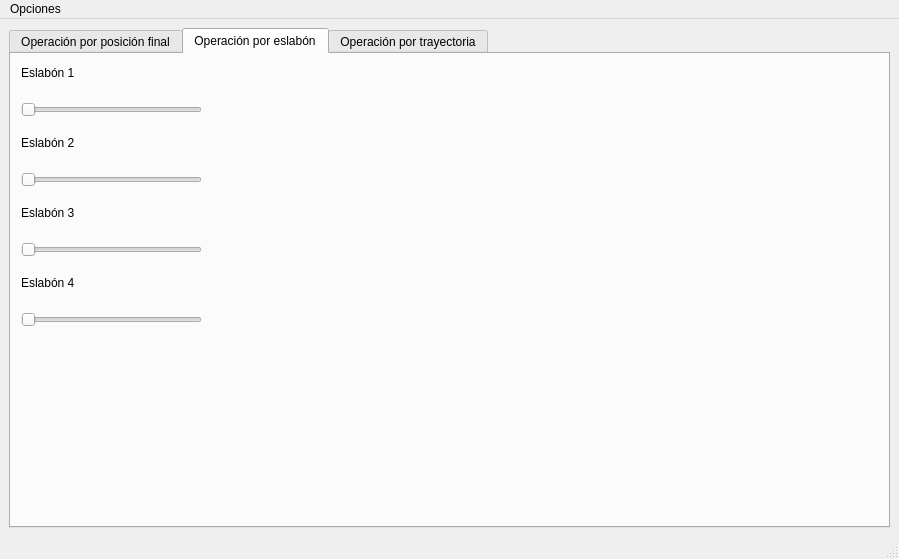
This is TT_RAA/mainwindow.ui in SrgtPepper/TT_RAA as Qt 5 draws it before an edit. The edited form follows.
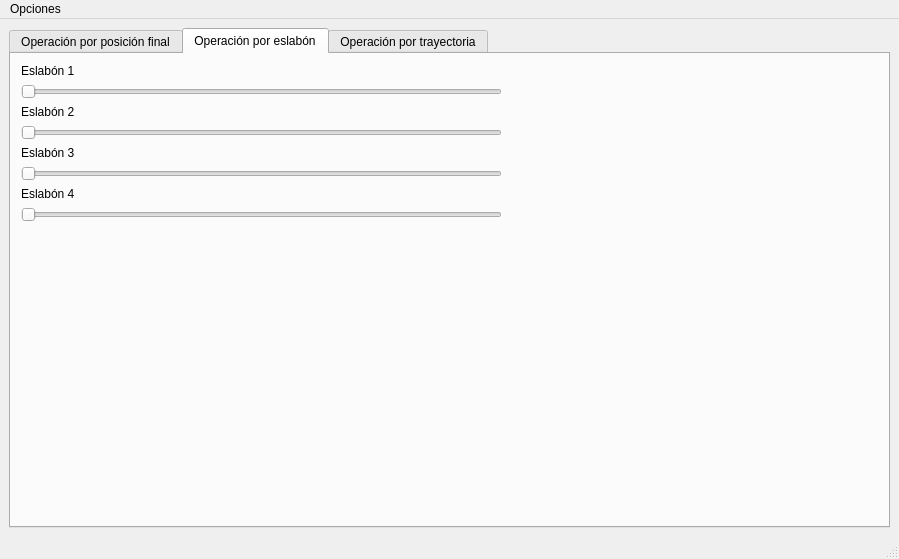
This is the edited form. The open tabs and pages were chosen to show the change.

Commit message: Acomodo de sliders

Diff of the .ui file:
```diff
--- a/TT_RAA/mainwindow.ui
+++ b/TT_RAA/mainwindow.ui
@@ -128,109 +128,73 @@
        <attribute name="title">
         <string>Operación por eslabón</string>
        </attribute>
+       <widget class="QWidget" name="">
+        <property name="geometry">
+         <rect>
+          <x>10</x>
+          <y>10</y>
+          <width>481</width>
+          <height>251</height>
+         </rect>
+        </property>
+        <layout class="QFormLayout" name="formLayout">
+         <item row="0" column="0">
        <widget class="QLabel" name="label">
-        <property name="geometry">
-         <rect>
-          <x>10</x>
-          <y>10</y>
-          <width>58</width>
-          <height>18</height>
-         </rect>
-        </property>
         <property name="text">
          <string>Eslabón 1</string>
         </property>
        </widget>
-       <widget class="QLabel" name="label_2">
-        <property name="geometry">
-         <rect>
-          <x>10</x>
-          <y>150</y>
-          <width>58</width>
-          <height>18</height>
-         </rect>
-        </property>
-        <property name="text">
-         <string>Eslabón 3</string>
-        </property>
-       </widget>
+         </item>
+         <item row="2" column="0">
        <widget class="QLabel" name="label_3">
-        <property name="geometry">
-         <rect>
-          <x>10</x>
-          <y>80</y>
-          <width>58</width>
-          <height>18</height>
-         </rect>
-        </property>
         <property name="text">
          <string>Eslabón 2</string>
         </property>
        </widget>
+         </item>
+         <item row="4" column="0">
+          <widget class="QLabel" name="label_2">
+           <property name="text">
+            <string>Eslabón 3</string>
+           </property>
+          </widget>
+         </item>
+         <item row="6" column="0">
        <widget class="QLabel" name="label_4">
-        <property name="geometry">
-         <rect>
-          <x>10</x>
-          <y>220</y>
-          <width>58</width>
-          <height>18</height>
-         </rect>
-        </property>
         <property name="text">
          <string>Eslabón 4</string>
         </property>
        </widget>
-       <widget class="QSlider" name="horizontalSlider">
-        <property name="geometry">
-         <rect>
-          <x>10</x>
-          <y>40</y>
-          <width>181</width>
-          <height>31</height>
-         </rect>
-        </property>
-        <property name="orientation">
-         <enum>Qt::Horizontal</enum>
-        </property>
-       </widget>
-       <widget class="QSlider" name="horizontalSlider_2">
-        <property name="geometry">
-         <rect>
-          <x>10</x>
-          <y>110</y>
-          <width>181</width>
-          <height>31</height>
-         </rect>
-        </property>
-        <property name="orientation">
-         <enum>Qt::Horizontal</enum>
-        </property>
-       </widget>
+         </item>
+         <item row="5" column="0" colspan="2">
        <widget class="QSlider" name="horizontalSlider_3">
-        <property name="geometry">
-         <rect>
-          <x>10</x>
-          <y>180</y>
-          <width>181</width>
-          <height>31</height>
-         </rect>
-        </property>
         <property name="orientation">
          <enum>Qt::Horizontal</enum>
         </property>
        </widget>
+         </item>
+         <item row="7" column="0" colspan="2">
        <widget class="QSlider" name="horizontalSlider_4">
-        <property name="geometry">
-         <rect>
-          <x>10</x>
-          <y>250</y>
-          <width>181</width>
-          <height>31</height>
-         </rect>
-        </property>
+           <property name="orientation">
+            <enum>Qt::Horizontal</enum>
+           </property>
+          </widget>
+         </item>
+         <item row="3" column="0" colspan="2">
+          <widget class="QSlider" name="horizontalSlider_2">
         <property name="orientation">
          <enum>Qt::Horizontal</enum>
         </property>
+          </widget>
+         </item>
+         <item row="1" column="0" colspan="2">
+          <widget class="QSlider" name="horizontalSlider">
+           <property name="orientation">
+            <enum>Qt::Horizontal</enum>
+           </property>
+          </widget>
+         </item>
+        </layout>
        </widget>
       </widget>
       <widget class="QWidget" name="tab_2">
```
Left out of the diff: 4 changed lines with no effect on the pictures. Lines whose indentation alone changed are shown as unchanged. The commit also changes 1 other file.
